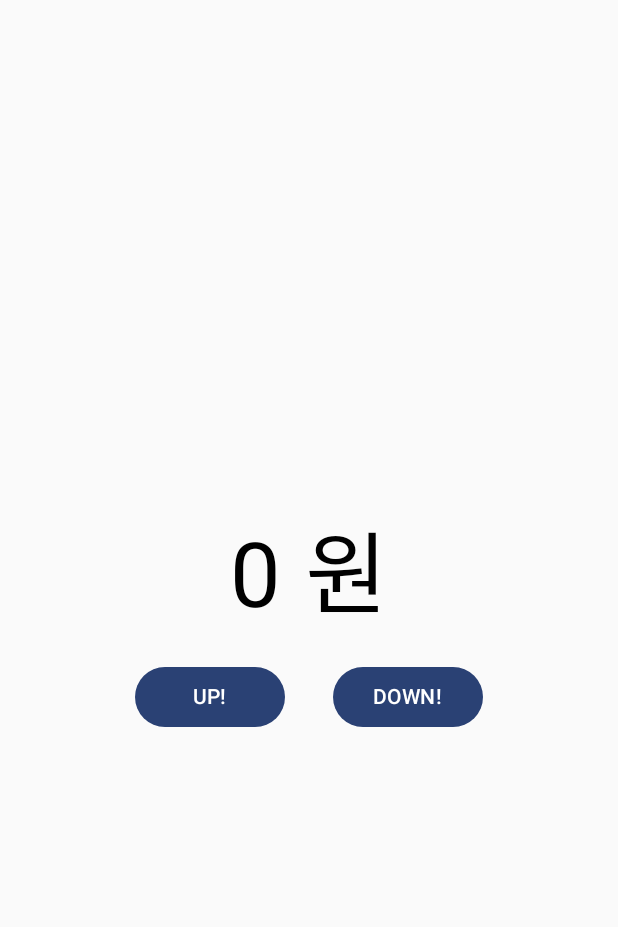
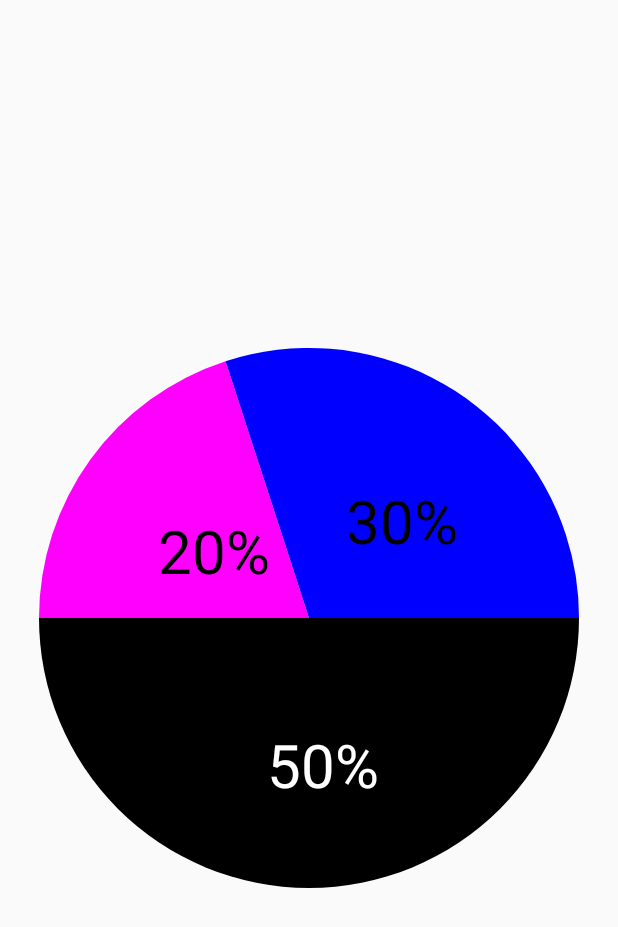
Before and after one commit to posite/Jetpack-Compose-exercise, an Android app built with Jetpack Compose: the screen it shows after launch (MainActivity), on a phone screen of 412 x 824 dp. Shown: the top 927 px of the screen. Run offline under Robolectric (Android 15) with nearby library versions, the phone set to English and light mode, and no system bars; our stand-ins replace Dagger/Hilt's generated code.

Commit message:
feat: Pie Chart, Donut Chart animation
Pie Chart, Donut Chart에 증가 animation 적용 및 비율 표시

```diff
--- a/compose2/app/src/main/java/com/posite/compose2/presentation/animations/MainActivity.kt
+++ b/compose2/app/src/main/java/com/posite/compose2/presentation/animations/MainActivity.kt
@@ -10,7 +10,7 @@ import dagger.hilt.android.AndroidEntryPoint
 class MainActivity : BaseActivity() {
     @Composable
     override fun InitView() {
-        TextAnimation()
+        RoundCharts()
     }
 
 }
@@ -19,6 +19,6 @@ class MainActivity : BaseActivity() {
 @Composable
 fun GreetingPreview() {
     Compose2Theme {
-        TextAnimation()
+        RoundCharts()
     }
 }
--- /dev/null
+++ b/compose2/app/src/main/java/com/posite/compose2/presentation/animations/RoundCharts.kt
@@ -0,0 +1,118 @@
+package com.posite.compose2.presentation.animations
+
+import androidx.compose.animation.core.FastOutSlowInEasing
+import androidx.compose.animation.core.animateFloatAsState
+import androidx.compose.animation.core.tween
+import androidx.compose.foundation.Canvas
+import androidx.compose.foundation.layout.Box
+import androidx.compose.foundation.layout.fillMaxSize
+import androidx.compose.foundation.layout.padding
+import androidx.compose.foundation.layout.size
+import androidx.compose.runtime.Composable
+import androidx.compose.runtime.LaunchedEffect
+import androidx.compose.runtime.getValue
+import androidx.compose.runtime.mutableStateOf
+import androidx.compose.runtime.remember
+import androidx.compose.ui.Alignment
+import androidx.compose.ui.Modifier
+import androidx.compose.ui.graphics.Color
+import androidx.compose.ui.graphics.Paint
+import androidx.compose.ui.graphics.drawscope.Fill
+import androidx.compose.ui.graphics.drawscope.drawIntoCanvas
+import androidx.compose.ui.graphics.nativeCanvas
+import androidx.compose.ui.tooling.preview.Preview
+import androidx.compose.ui.unit.dp
+
+@Composable
+fun RoundCharts() {
+    val list = listOf(
+        ChartData(Color.Black, 0.5f),
+        ChartData(Color.Magenta, 0.2f),
+        ChartData(Color.Blue, 0.3f)
+    )
+    var start = 0f
+    val (progress, setProgress) = remember {
+        mutableStateOf(0f)
+    }
+    LaunchedEffect(Unit) {
+        setProgress(1f)
+    }
+    val animationState by animateFloatAsState(
+        targetValue = progress,
+        label = "",
+        animationSpec = tween(durationMillis = 1000, easing = FastOutSlowInEasing)
+    )
+    Box(modifier = Modifier.fillMaxSize(), contentAlignment = Alignment.Center) {
+        Box(
+            modifier = Modifier
+                .size(400.dp)
+                .padding(20.dp)
+        ) {
+            Canvas(modifier = Modifier.fillMaxSize()) {
+                list.forEach { data ->
+                    //도넛
+                    /*
+                    drawArc(
+                        color = data.color,
+                        startAngle = start,
+                        sweepAngle = data.fraction * animationState * 360f,
+                        useCenter = false,
+                        style = Stroke(width = 100f)
+                    )
+                    */
+                    //Pie
+                    drawArc(
+                        color = data.color,
+                        startAngle = start,
+                        sweepAngle = data.fraction * animationState * 360f,
+                        useCenter = true,
+                        style = Fill
+                    )
+                    val paint = Paint().asFrameworkPaint().apply {
+                        color = when(data.color) {
+                            Color.Black -> android.graphics.Color.WHITE
+                            else -> android.graphics.Color.BLACK
+                        }
+                        textSize = 60f
+                    }
+
+                    val midPosition = start + data.fraction * 180f // 중앙에 위치
+                    val radiusPosition = size.width * 0.5f * 0.5f // 원 중앙에서 얼마나 떨어지는지
+
+                    // x y 좌표 계산
+                    val xPosition =
+                        (radiusPosition * kotlin.math.cos(midPosition * (Math.PI / 180))).toFloat() + size.width * 0.5f // x 좌표
+                    val yPosition =
+                        (radiusPosition * kotlin.math.sin(midPosition * (Math.PI / 180))).toFloat() + size.height * 0.5f // y 좌표
+
+                    // 텍스트의 너비 및 높이를 계산
+                    val textWidth = paint.measureText(data.fraction.toString()) // 텍스트 가로 넓이
+                    val textHeight = paint.descent() - paint.ascent() // 텍스트 세로 넓이
+
+                    val xPositionChanged = xPosition - textWidth * 0.5f // 텍스트 가로 넓이 절반
+                    val yPositionChanged = yPosition + textHeight * 0.5f // 텍스트 세로 넓이 절반
+
+
+                    drawIntoCanvas {
+                        it.nativeCanvas.drawText(
+                            "${(data.fraction * 100).toInt()}%",
+                            xPositionChanged,
+                            yPositionChanged,
+                            paint
+                        )
+                    }
+
+                    start += data.fraction * 360f
+                }
+            }
+        }
+    }
+}
+
+data class ChartData(val color: Color, val fraction: Float)
+
+@Composable
+@Preview(showBackground = true)
+fun RoundChartsPreview() {
+    RoundCharts()
+}
```
